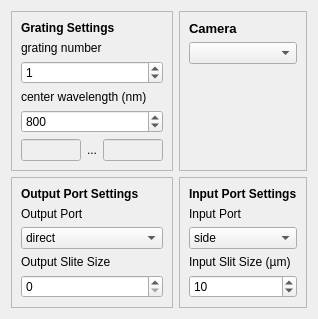
Above: andor_shamrock_500/nomad_camels_driver_andor_shamrock_500/andor_shamrock_500_config.ui from FAU-LAP/CAMELS_drivers before the change. Below: the same form after it.
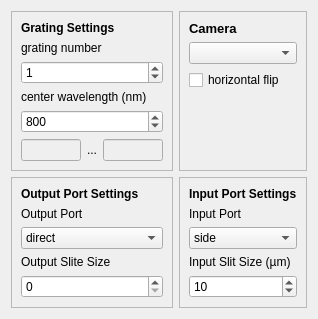
That is the form after the change.

Diff of the .ui file:
```diff
--- a/andor_shamrock_500/nomad_camels_driver_andor_shamrock_500/andor_shamrock_500_config.ui
+++ b/andor_shamrock_500/nomad_camels_driver_andor_shamrock_500/andor_shamrock_500_config.ui
@@ -128,10 +128,7 @@
         </property>
        </widget>
       </item>
-      <item row="1" column="0">
-       <widget class="QComboBox" name="comboBox_camera"/>
-      </item>
-      <item row="2" column="0">
+      <item row="3" column="0">
        <spacer name="verticalSpacer_4">
         <property name="orientation">
          <enum>Qt::Vertical</enum>
@@ -144,6 +141,16 @@
         </property>
        </spacer>
       </item>
+      <item row="1" column="0">
+       <widget class="QComboBox" name="comboBox_camera"/>
+      </item>
+      <item row="2" column="0">
+       <widget class="QCheckBox" name="checkBox_horizontal_flip">
+        <property name="text">
+         <string>horizontal flip</string>
+        </property>
+       </widget>
+      </item>
      </layout>
     </widget>
    </item>
```
